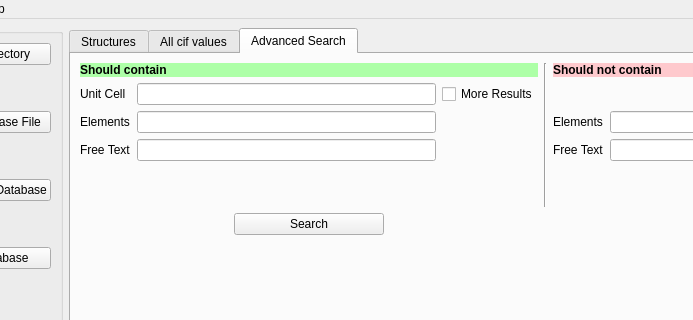
Qt form gui/strf_main.ui (dkratzert/StructureFinder) before a commit; both pictures show x 97 to 790 and y 0 to 320 of the 1128 by 711 pixel window.
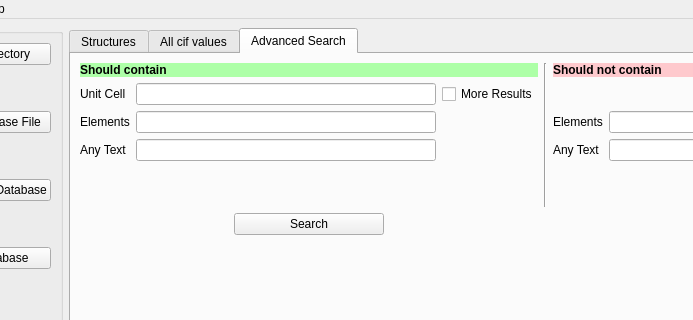
The same form after that commit. The open tabs and pages were chosen to show the change.

Commit message: any text

Diff of the .ui file:
```diff
--- a/gui/strf_main.ui
+++ b/gui/strf_main.ui
@@ -1114,7 +1114,7 @@
             <item row="2" column="0">
              <widget class="QLabel" name="wR2Label_2">
               <property name="text">
-               <string>Free Text</string>
+               <string>Any Text</string>
               </property>
              </widget>
             </item>
@@ -1168,7 +1168,7 @@
             <item row="2" column="0">
              <widget class="QLabel" name="wR2Label_3">
               <property name="text">
-               <string>Free Text</string>
+               <string>Any Text</string>
               </property>
              </widget>
             </item>
```
Left out of the diff: 2 changed lines with no effect on the pictures.
